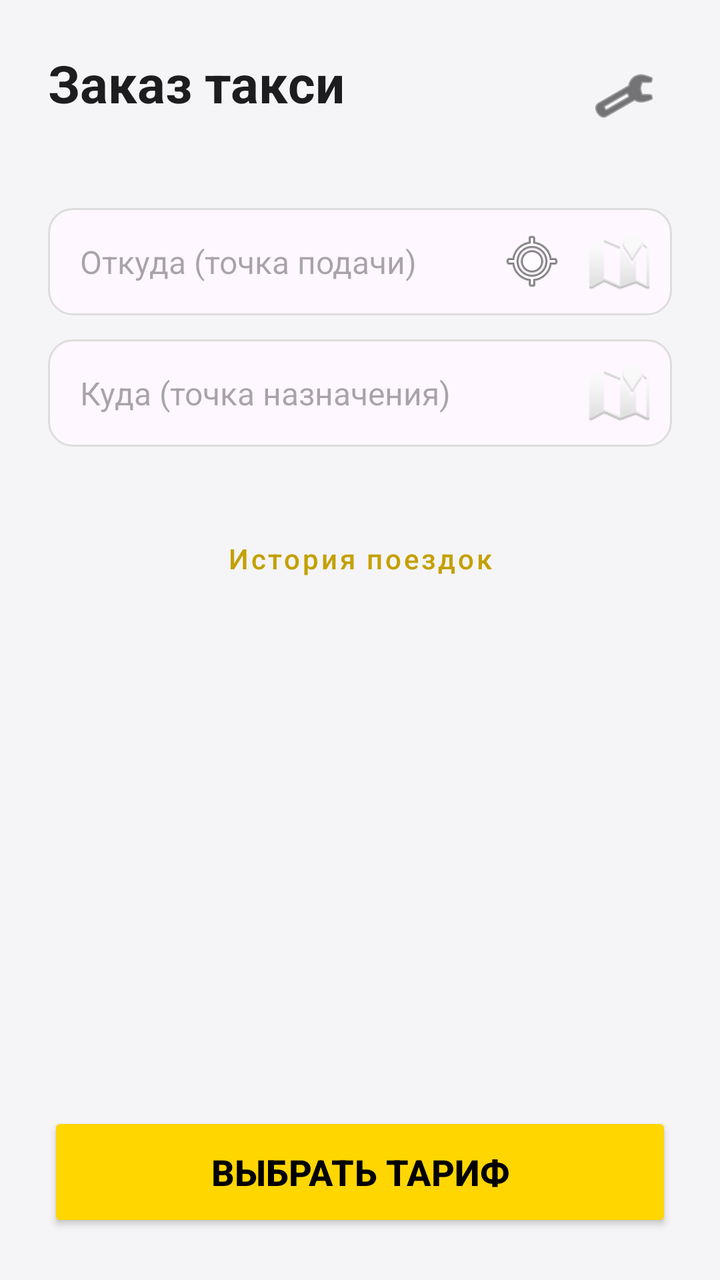
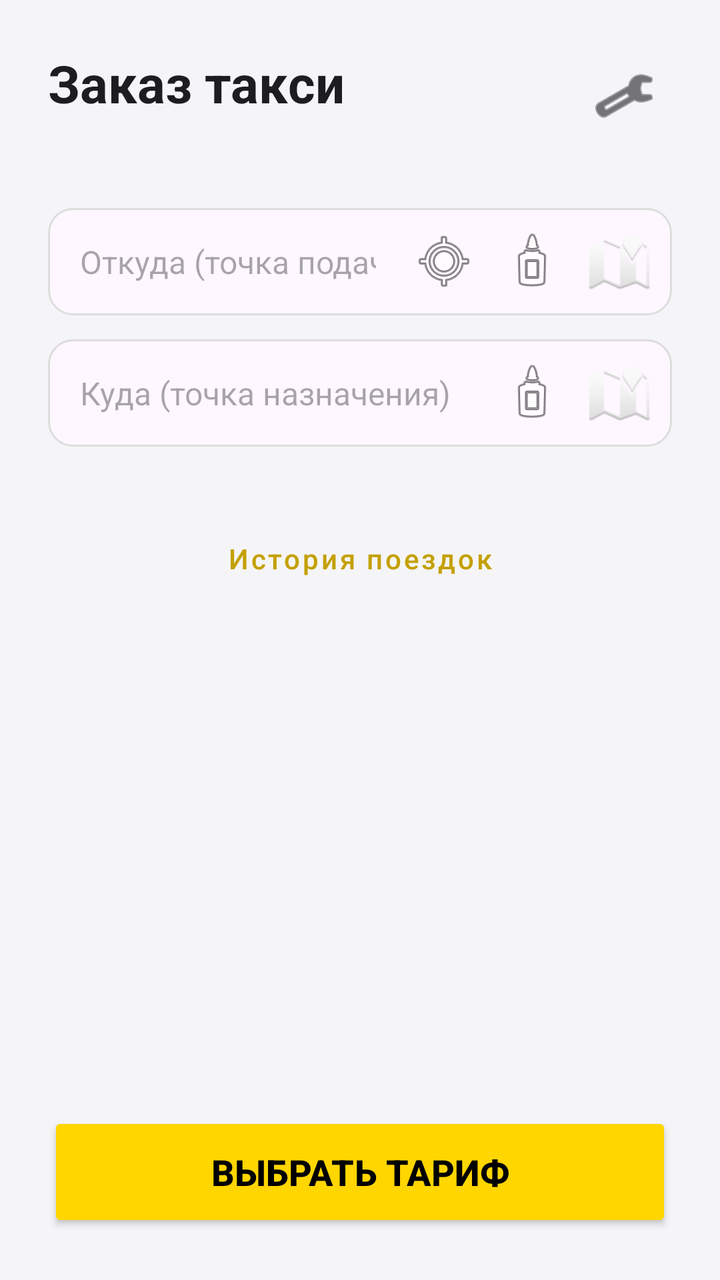

Compare the two renders of this Android layout. The source of the first and the diff that turns it into the second are given below.
<!-- AndroidManifest.xml: application theme Theme.TaxiOrder -->
<!-- res/layout/activity_main.xml -->
<?xml version="1.0" encoding="utf-8"?>
<LinearLayout
    xmlns:android="http://schemas.android.com/apk/res/android"
    xmlns:app="http://schemas.android.com/apk/res-auto"
    android:layout_width="match_parent"
    android:layout_height="match_parent"
    android:orientation="vertical"
    android:padding="24dp"
    android:fitsSystemWindows="true"
    android:background="?android:windowBackground">

    <RelativeLayout
        android:layout_width="match_parent"
        android:layout_height="wrap_content"
        android:layout_marginBottom="32dp">

        <TextView
            android:layout_width="wrap_content"
            android:layout_height="wrap_content"
            android:text="@string/title_main"
            android:textSize="26sp"
            android:textStyle="bold"
            android:textColor="?android:textColorPrimary" />

        <ImageButton
            android:id="@+id/btnSettings"
            android:layout_width="48dp"
            android:layout_height="48dp"
            android:layout_alignParentEnd="true"
            android:background="?attr/selectableItemBackgroundBorderless"
            android:src="@android:drawable/ic_menu_preferences"
            android:contentDescription="@string/title_settings"
            app:tint="?android:textColorPrimary" />
    </RelativeLayout>

    <LinearLayout
        android:layout_width="match_parent"
        android:layout_height="wrap_content"
        android:orientation="horizontal"
        android:gravity="center_vertical"
        android:layout_marginBottom="12dp"
        android:background="@drawable/bg_edittext"
        android:padding="4dp">

        <EditText
            android:id="@+id/etDeparture"
            android:layout_width="0dp"
            android:layout_height="wrap_content"
            android:layout_weight="1"
            android:hint="@string/hint_departure"
            android:inputType="textPostalAddress"
            android:background="@android:color/transparent"
            android:padding="12dp"
            android:textSize="16sp"/>

        <ImageButton
            android:id="@+id/btnGps"
            android:layout_width="44dp"
            android:layout_height="44dp"
            android:src="@android:drawable/ic_menu_mylocation"
            android:background="?attr/selectableItemBackgroundBorderless" />

        <ImageButton
            android:id="@+id/btnMapFrom"
            android:layout_width="44dp"
            android:layout_height="44dp"
            android:src="@android:drawable/ic_dialog_map"
            android:background="?attr/selectableItemBackgroundBorderless" />
    </LinearLayout>

    <LinearLayout
        android:layout_width="match_parent"
        android:layout_height="wrap_content"
        android:orientation="horizontal"
        android:gravity="center_vertical"
        android:layout_marginBottom="24dp"
        android:background="@drawable/bg_edittext"
        android:padding="4dp">

        <EditText
            android:id="@+id/etDestination"
            android:layout_width="0dp"
            android:layout_height="wrap_content"
            android:layout_weight="1"
            android:hint="@string/hint_destination"
            android:inputType="textPostalAddress"
            android:background="@android:color/transparent"
            android:padding="12dp"
            android:textSize="16sp"/>

        <ImageButton
            android:id="@+id/btnMapTo"
            android:layout_width="44dp"
            android:layout_height="44dp"
            android:src="@android:drawable/ic_dialog_map"
            android:background="?attr/selectableItemBackgroundBorderless" />
    </LinearLayout>

    <Button
        android:id="@+id/btnRepeatLast"
        style="@style/Widget.MaterialComponents.Button.TextButton"
        android:layout_width="match_parent"
        android:layout_height="wrap_content"
        android:text="Повторить последнюю поездку"
        android:textAllCaps="false"
        android:visibility="gone" />
    <Button
    android:id="@+id/btnHistory"
    style="@style/Widget.MaterialComponents.Button.OutlinedButton"
    android:layout_width="match_parent"
    android:layout_height="wrap_content"
    android:layout_marginTop="8dp"
    android:text="История поездок"
    android:textAllCaps="false" />

    <View
        android:layout_width="match_parent"
        android:layout_height="0dp"
        android:layout_weight="1" />

    <Button
        android:id="@+id/btnNext"
        android:layout_width="match_parent"
        android:layout_height="60dp"
        android:text="@string/btn_next"
        android:textSize="18sp"
        android:textStyle="bold"
        android:textAllCaps="true"
        android:backgroundTint="@color/accent_taxi"
        android:textColor="@color/primary_dark" />

</LinearLayout>
<!-- resources referenced by this layout -->
<resources>
  <color name="accent_taxi">#FFD600</color>
  <color name="primary_dark">#000000</color>
  <!-- drawable bg_edittext (drawable) -->
  <?xml version="1.0" encoding="utf-8"?>
  <shape xmlns:android="http://schemas.android.com/apk/res/android">
      <solid android:color="?android:colorBackground"/>
      <corners android:radius="12dp"/>
      <stroke android:width="1dp" android:color="#DDDDDD"/>
  </shape>
  <string name="btn_next">Выбрать тариф</string>
  <string name="hint_departure">Откуда (точка подачи)</string>
  <string name="hint_destination">Куда (точка назначения)</string>
  <string name="title_main">Заказ такси</string>
  <string name="title_settings">Настройки приложения</string>
  <style name="Theme.TaxiOrder" parent="Theme.Material3.Light.NoActionBar">
          <item name="colorPrimary">@color/accent_taxi_dark</item>
          <item name="colorAccent">@color/accent_taxi</item>
          <item name="android:windowBackground">@color/background_light</item>
          <item name="android:textColorPrimary">@color/text_main_light</item>
      </style>
  <color name="accent_taxi_dark">#C4A000</color>
  <color name="background_light">#F5F5F7</color>
  <color name="text_main_light">#1D1D1F</color>
</resources>

<!-- the commit's change to res/layout/activity_main.xml (unified diff, before → after) -->
@@ -61,6 +61,13 @@
             android:background="?attr/selectableItemBackgroundBorderless" />
 
         <ImageButton
+            android:id="@+id/btnPasteFrom"
+            android:layout_width="44dp"
+            android:layout_height="44dp"
+            android:src="@android:drawable/ic_menu_paste"
+            android:background="?attr/selectableItemBackgroundBorderless" />
+
+        <ImageButton
             android:id="@+id/btnMapFrom"
             android:layout_width="44dp"
             android:layout_height="44dp"
@@ -87,6 +94,13 @@
             android:background="@android:color/transparent"
             android:padding="12dp"
             android:textSize="16sp"/>
+
+        <ImageButton
+            android:id="@+id/btnPasteTo"
+            android:layout_width="44dp"
+            android:layout_height="44dp"
+            android:src="@android:drawable/ic_menu_paste"
+            android:background="?attr/selectableItemBackgroundBorderless" />
 
         <ImageButton
             android:id="@+id/btnMapTo"
